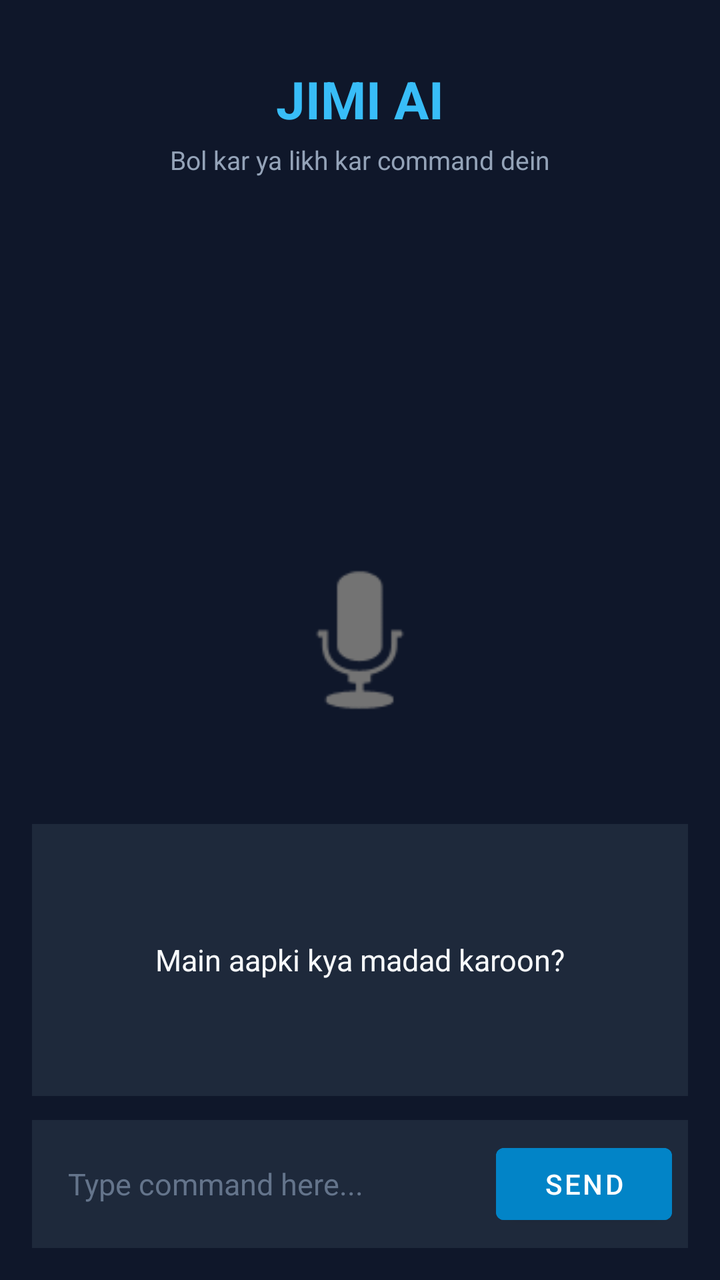
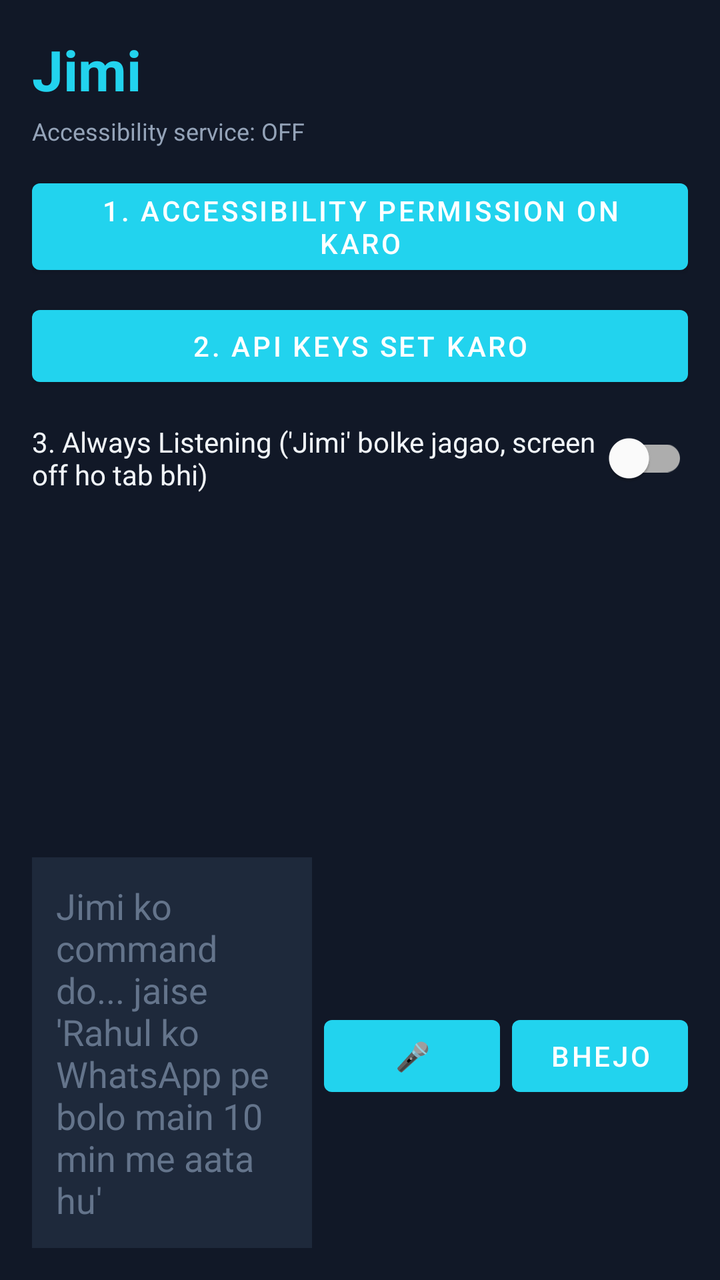

Screens rendered from an Android XML layout before and after an edit, with the pre-edit source and the edit as a unified diff.
<!-- AndroidManifest.xml: application theme Theme.JimiAI -->
<!-- res/layout/activity_main.xml -->
<?xml version="1.0" encoding="utf-8"?>
<RelativeLayout xmlns:android="http://schemas.android.com/apk/res/android"
    android:layout_width="match_parent"
    android:layout_height="match_parent"
    android:background="#0F172A"
    android:padding="16dp">

    
    <LinearLayout
        android:id="@+id/headerLayout"
        android:layout_width="match_parent"
        android:layout_height="wrap_content"
        android:orientation="vertical"
        android:gravity="center"
        android:layout_marginTop="16dp">

        <TextView
            android:layout_width="wrap_content"
            android:layout_height="wrap_content"
            android:text="JIMI AI"
            android:textColor="#38BDF8"
            android:textSize="26sp"
            android:textStyle="bold" />

        <TextView
            android:id="@+id/tvStatus"
            android:layout_width="wrap_content"
            android:layout_height="wrap_content"
            android:text="Bol kar ya likh kar command dein"
            android:textColor="#94A3B8"
            android:textSize="13sp"
            android:layout_marginTop="4dp" />
    </LinearLayout>

    
    <FrameLayout
        android:id="@+id/micContainer"
        android:layout_width="160dp"
        android:layout_height="160dp"
        android:layout_centerInParent="true">

        <ImageView
            android:id="@+id/btnMic"
            android:layout_width="100dp"
            android:layout_height="100dp"
            android:layout_gravity="center"
            android:src="@android:drawable/ic_btn_speak_now"
            android:contentDescription="Mic Button" />
    </FrameLayout>

    
    <TextView
        android:id="@+id/tvLastResponse"
        android:layout_width="match_parent"
        android:layout_height="wrap_content"
        android:layout_above="@id/bottomBar"
        android:layout_below="@id/micContainer"
        android:layout_marginVertical="12dp"
        android:background="#1E293B"
        android:padding="14dp"
        android:textColor="#F8FAFC"
        android:textSize="15sp"
        android:gravity="center"
        android:text="Main aapki kya madad karoon?" />

    
    <LinearLayout
        android:id="@+id/bottomBar"
        android:layout_width="match_parent"
        android:layout_height="wrap_content"
        android:layout_alignParentBottom="true"
        android:orientation="horizontal"
        android:gravity="center_vertical"
        android:background="#1E293B"
        android:padding="8dp">

        <EditText
            android:id="@+id/etCommand"
            android:layout_width="0dp"
            android:layout_height="wrap_content"
            android:layout_weight="1"
            android:hint="Type command here..."
            android:textColorHint="#64748B"
            android:textColor="#FFFFFF"
            android:background="@null"
            android:padding="10dp"
            android:textSize="15sp" />

        <Button
            android:id="@+id/btnSend"
            android:layout_width="wrap_content"
            android:layout_height="wrap_content"
            android:text="Send"
            android:textColor="#FFFFFF"
            android:backgroundTint="#0284C7" />
    </LinearLayout>

</RelativeLayout>
<!-- resources referenced by this layout -->
<resources>
  <style name="Theme.JimiAI" parent="Theme.MaterialComponents.DayNight.NoActionBar">
          <item name="colorPrimary">@color/jimi_accent</item>
          <item name="colorPrimaryDark">@color/jimi_dark</item>
          <item name="android:windowBackground">@color/jimi_bg</item>
          <item name="colorAccent">@color/jimi_accent</item>
      </style>
  <color name="jimi_accent">#22D3EE</color>
  <color name="jimi_dark">#0F172A</color>
  <color name="jimi_bg">#111827</color>
</resources>

<!-- the commit's change to res/layout/activity_main.xml (unified diff, before → after) -->
@@ -1,98 +1,89 @@
 <?xml version="1.0" encoding="utf-8"?>
-<RelativeLayout xmlns:android="http://schemas.android.com/apk/res/android"
+<LinearLayout xmlns:android="http://schemas.android.com/apk/res/android"
     android:layout_width="match_parent"
     android:layout_height="match_parent"
-    android:background="#0F172A"
+    android:orientation="vertical"
+    android:background="@color/jimi_bg"
     android:padding="16dp">
 
-    
-    <LinearLayout
-        android:id="@+id/headerLayout"
+    <TextView
+        android:id="@+id/titleText"
+        android:layout_width="wrap_content"
+        android:layout_height="wrap_content"
+        android:text="Jimi"
+        android:textColor="@color/jimi_accent"
+        android:textSize="28sp"
+        android:textStyle="bold"
+        android:layout_marginBottom="4dp" />
+
+    <TextView
+        android:id="@+id/statusText"
+        android:layout_width="wrap_content"
+        android:layout_height="wrap_content"
+        android:text="Accessibility service: OFF"
+        android:textColor="#94A3B8"
+        android:textSize="12sp"
+        android:layout_marginBottom="12dp" />
+
+    <Button
+        android:id="@+id/btnEnableAccessibility"
         android:layout_width="match_parent"
         android:layout_height="wrap_content"
-        android:orientation="vertical"
-        android:gravity="center"
-        android:layout_marginTop="16dp">
+        android:text="1. Accessibility Permission On Karo"
+        android:layout_marginBottom="8dp" />
 
-        <TextView
-            android:layout_width="wrap_content"
-            android:layout_height="wrap_content"
-            android:text="JIMI AI"
-            android:textColor="#38BDF8"
-            android:textSize="26sp"
-            android:textStyle="bold" />
-
-        <TextView
-            android:id="@+id/tvStatus"
-            android:layout_width="wrap_content"
-            android:layout_height="wrap_content"
-            android:text="Bol kar ya likh kar command dein"
-            android:textColor="#94A3B8"
-            android:textSize="13sp"
-            android:layout_marginTop="4dp" />
-    </LinearLayout>
-
-    
-    <FrameLayout
-        android:id="@+id/micContainer"
-        android:layout_width="160dp"
-        android:layout_height="160dp"
-        android:layout_centerInParent="true">
-
-        <ImageView
-            android:id="@+id/btnMic"
-            android:layout_width="100dp"
-            android:layout_height="100dp"
-            android:layout_gravity="center"
-            android:src="@android:drawable/ic_btn_speak_now"
-            android:contentDescription="Mic Button" />
-    </FrameLayout>
-
-    
-    <TextView
-        android:id="@+id/tvLastResponse"
+    <Button
+        android:id="@+id/btnSettings"
         android:layout_width="match_parent"
         android:layout_height="wrap_content"
-        android:layout_above="@id/bottomBar"
-        android:layout_below="@id/micContainer"
-        android:layout_marginVertical="12dp"
-        android:background="#1E293B"
-        android:padding="14dp"
-        android:textColor="#F8FAFC"
-        android:textSize="15sp"
-        android:gravity="center"
-        android:text="Main aapki kya madad karoon?" />
+        android:text="2. API Keys Set Karo"
+        android:layout_marginBottom="8dp" />
 
-    
-    <LinearLayout
-        android:id="@+id/bottomBar"
+    <com.google.android.material.switchmaterial.SwitchMaterial
+        android:id="@+id/switchAlwaysListening"
         android:layout_width="match_parent"
         android:layout_height="wrap_content"
-        android:layout_alignParentBottom="true"
-        android:orientation="horizontal"
-        android:gravity="center_vertical"
-        android:background="#1E293B"
-        android:padding="8dp">
+        android:text="3. Always Listening (\'Jimi\' bolke jagao, screen off ho tab bhi)"
+        android:textColor="@color/jimi_text"
+        android:layout_marginBottom="8dp" />
+
+    <androidx.recyclerview.widget.RecyclerView
+        android:id="@+id/chatRecyclerView"
+        android:layout_width="match_parent"
+        android:layout_height="0dp"
+        android:layout_weight="1"
+        android:layout_marginTop="8dp"
+        android:layout_marginBottom="8dp" />
+
+    <LinearLayout
+        android:layout_width="match_parent"
+        android:layout_height="wrap_content"
+        android:orientation="horizontal">
 
         <EditText
-            android:id="@+id/etCommand"
+            android:id="@+id/commandInput"
             android:layout_width="0dp"
             android:layout_height="wrap_content"
             android:layout_weight="1"
-            android:hint="Type command here..."
+            android:hint="Jimi ko command do... jaise 'Rahul ko WhatsApp pe bolo main 10 min me aata hu'"
+            android:textColor="@color/jimi_text"
             android:textColorHint="#64748B"
-            android:textColor="#FFFFFF"
-            android:background="@null"
-            android:padding="10dp"
-            android:textSize="15sp" />
+            android:padding="12dp"
+            android:background="@color/jimi_bubble_user" />
+
+        <Button
+            android:id="@+id/btnMic"
+            android:layout_width="wrap_content"
+            android:layout_height="wrap_content"
+            android:text="🎤"
+            android:layout_marginStart="6dp" />
 
         <Button
             android:id="@+id/btnSend"
             android:layout_width="wrap_content"
             android:layout_height="wrap_content"
-            android:text="Send"
-            android:textColor="#FFFFFF"
-            android:backgroundTint="#0284C7" />
+            android:text="Bhejo"
+            android:layout_marginStart="6dp" />
     </LinearLayout>
 
-</RelativeLayout>
+</LinearLayout>
<!-- resource entries referenced after the edit -->
@@ -9,5 +9,7 @@
   <color name="jimi_accent">#22D3EE</color>
   <color name="jimi_dark">#0F172A</color>
   <color name="jimi_bg">#111827</color>
+  <color name="jimi_bubble_user">#1E293B</color>
+  <color name="jimi_text">#F1F5F9</color>
 </resources>
 
